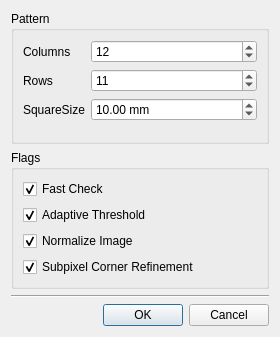
Before: the Qt Designer form app/ui/ChessboardFinder.ui in xalpha/iris, drawn with Qt 5.
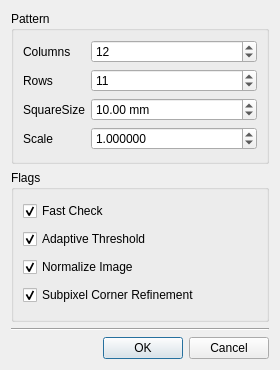
After: the same form once the commit is applied.

```diff
--- a/app/ui/ChessboardFinder.ui
+++ b/app/ui/ChessboardFinder.ui
@@ -7,7 +7,7 @@
     <x>0</x>
     <y>0</y>
     <width>280</width>
-    <height>337</height>
+    <height>370</height>
    </rect>
   </property>
   <property name="sizePolicy">
@@ -86,6 +86,23 @@
         </property>
        </widget>
       </item>
+      <item row="3" column="0">
+       <widget class="QLabel" name="label_4">
+        <property name="text">
+         <string>Scale</string>
+        </property>
+       </widget>
+      </item>
+      <item row="3" column="1">
+       <widget class="QDoubleSpinBox" name="scale">
+        <property name="decimals">
+         <number>6</number>
+        </property>
+        <property name="value">
+         <double>1.000000000000000</double>
+        </property>
+       </widget>
+      </item>
      </layout>
     </widget>
    </item>
```
